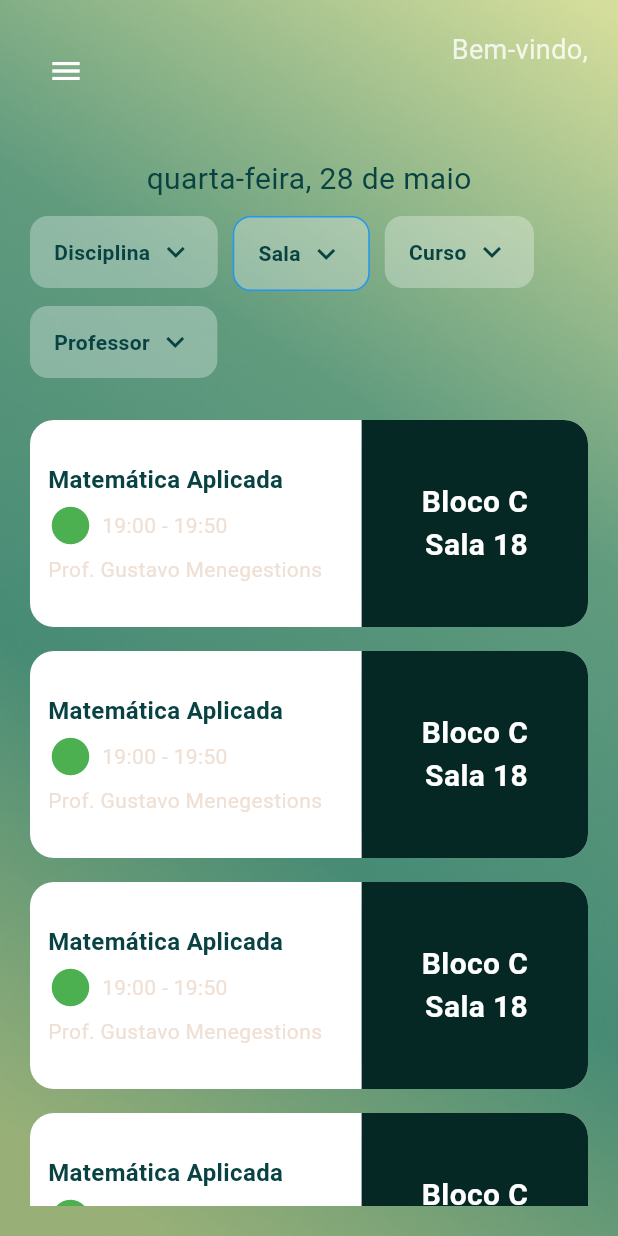
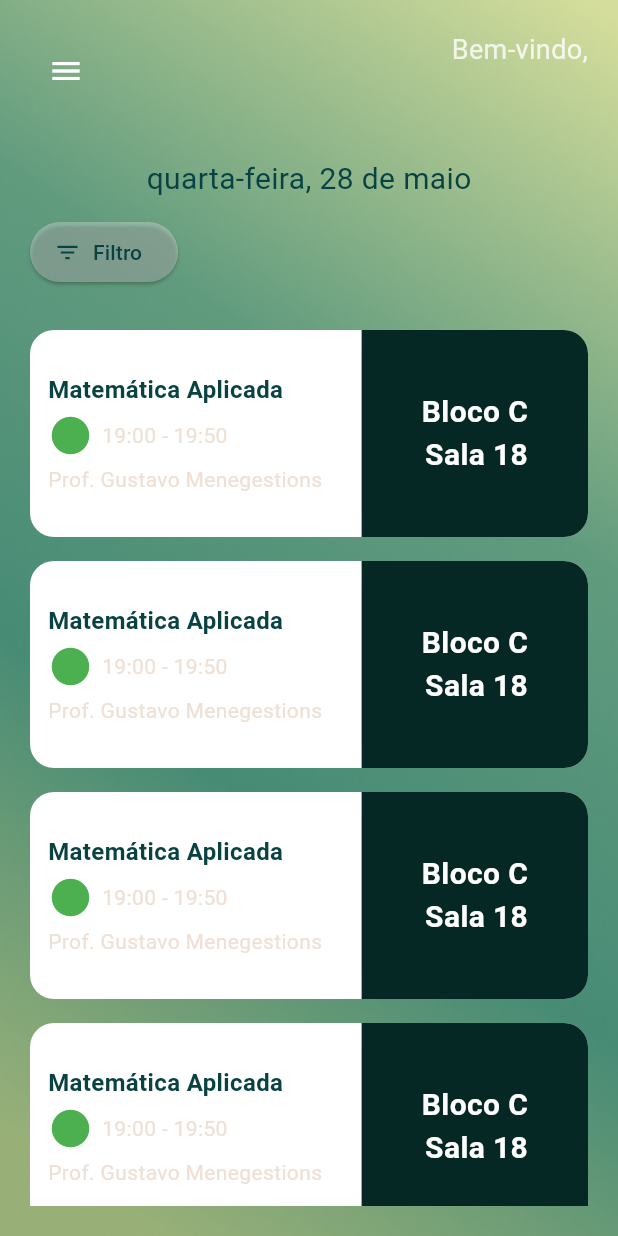
Before and after one commit to MatheusCiotti/EnsalaMais, a Flutter app: the screen it shows once a user with an empty profile is signed in, on a phone screen of 412 x 824 dp. Run offline on Flutter 3.47's test engine with Material 3 defaults, Android fonts, the phone set to English and light mode, and no system bars; our stand-ins replace supabase_flutter; accounts and stored records are empty.

Commit message:
filtro arrumado

```diff
--- a/lib/screens/home_screen.dart
+++ b/lib/screens/home_screen.dart
@@ -1,5 +1,3 @@
-// ignore_for_file: use_build_context_synchronously
-
 import 'package:flutter/material.dart';
 import '../services/supabase_service.dart';
 import 'package:intl/intl.dart';
@@ -15,6 +13,17 @@ class HomeScreen extends StatefulWidget {
 
 class _HomeScreenState extends State<HomeScreen> {
   String? _userName;
+  bool _showFilters = false;
+
+  String? _selectedDisciplina;
+  String? _selectedSala;
+  String? _selectedCurso;
+  String? _selectedProfessor;
+
+  final List<String> _disciplinas = ['Matemática', 'Português', 'História'];
+  final List<String> _salas = ['Sala 101', 'Sala 202', 'Sala 303'];
+  final List<String> _cursos = ['Engenharia', 'Direito', 'Administração'];
+  final List<String> _professores = ['Ana', 'Carlos', 'Beatriz'];
 
   @override
   void initState() {
@@ -36,7 +45,7 @@ class _HomeScreenState extends State<HomeScreen> {
   Widget build(BuildContext context) {
     return SafeArea(
       child: Scaffold(
-        drawer: const AppDrawer(), // ← Drawer adicionado aqui
+        drawer: const AppDrawer(),
         body: Stack(
           children: [
             Positioned.fill(
@@ -94,16 +103,54 @@ class _HomeScreenState extends State<HomeScreen> {
                     ),
                   ),
                   const SizedBox(height: 10),
-                  Wrap(
-                    spacing: 10,
-                    runSpacing: 10,
-                    children: [
-                      _buildDropdownButton('Disciplina'),
-                      _buildDropdownButton('Sala', selected: true),
-                      _buildDropdownButton('Curso'),
-                      _buildDropdownButton('Professor'),
-                    ],
+
+                  ElevatedButton.icon(
+                    onPressed: () {
+                      setState(() {
+                        _showFilters = !_showFilters;
+                      });
+                    },
+                    icon: const Icon(Icons.filter_list),
+                    label: const Text('Filtro'),
+                    style: ElevatedButton.styleFrom(
+                      backgroundColor: Colors.white.withOpacity(0.3),
+                      foregroundColor: const Color.fromRGBO(8, 66, 66, 1),
+                    ),
                   ),
+
+                  if (_showFilters) ...[
+                    const SizedBox(height: 10),
+                    _buildDropdownFilter(
+                        'Disciplina', _disciplinas, _selectedDisciplina,
+                        (value) {
+                      setState(() {
+                        _selectedDisciplina = value;
+                      });
+                    }),
+                    const SizedBox(height: 10),
+                    _buildDropdownFilter('Sala', _salas, _selectedSala,
+                        (value) {
+                      setState(() {
+                        _selectedSala = value;
+                      });
+                    }),
+                    const SizedBox(height: 10),
+                    _buildDropdownFilter('Curso', _cursos, _selectedCurso,
+                        (value) {
+                      setState(() {
+                        _selectedCurso = value;
+                      });
+                    }),
+                    const SizedBox(height: 10),
+                    _buildDropdownFilter(
+                        'Professor', _professores, _selectedProfessor,
+                        (value) {
+                      setState(() {
+                        _selectedProfessor = value;
+                      });
+                    }),
+                  ],
+
                   const SizedBox(height: 20),
                   Expanded(
                     child: ListView.builder(
@@ -120,29 +167,31 @@ class _HomeScreenState extends State<HomeScreen> {
     );
   }
 
-  Widget _buildDropdownButton(String label, {bool selected = false}) {
-    return Container(
-      padding: const EdgeInsets.symmetric(horizontal: 16, vertical: 12),
-      decoration: BoxDecoration(
-        borderRadius: BorderRadius.circular(12),
-        color: Colors.white.withOpacity(0.3),
-        border: selected ? Border.all(color: Colors.blue) : null,
+  Widget _buildDropdownFilter(String label, List<String> items,
+      String? selectedValue, ValueChanged<String?> onChanged) {
+    return DropdownButtonFormField<String>(
+      decoration: InputDecoration(
+        labelText: label,
+        filled: true,
+        fillColor: Colors.white.withOpacity(0.3),
+        border: OutlineInputBorder(
+          borderRadius: BorderRadius.circular(12),
+        ),
       ),
-      child: Row(
-        mainAxisSize: MainAxisSize.min,
-        children: [
-          Text(
-            label,
-            style: const TextStyle(
-              color: Color.fromRGBO(8, 66, 66, 1),
-              fontWeight: FontWeight.bold,
-            ),
-          ),
-          const SizedBox(width: 5),
-          const Icon(Icons.keyboard_arrow_down,
-              color: Color.fromRGBO(8, 66, 66, 1)),
-        ],
-      ),
+      value: selectedValue,
+      items: items
+          .map((item) => DropdownMenuItem<String>(
+                value: item,
+                child: Text(
+                  item,
+                  style: const TextStyle(
+                    color: Color.fromRGBO(8, 66, 66, 1),
+                  ),
+                ),
+              ))
+          .toList(),
+      onChanged: onChanged,
+      dropdownColor: Colors.white,
     );
   }
 
```
